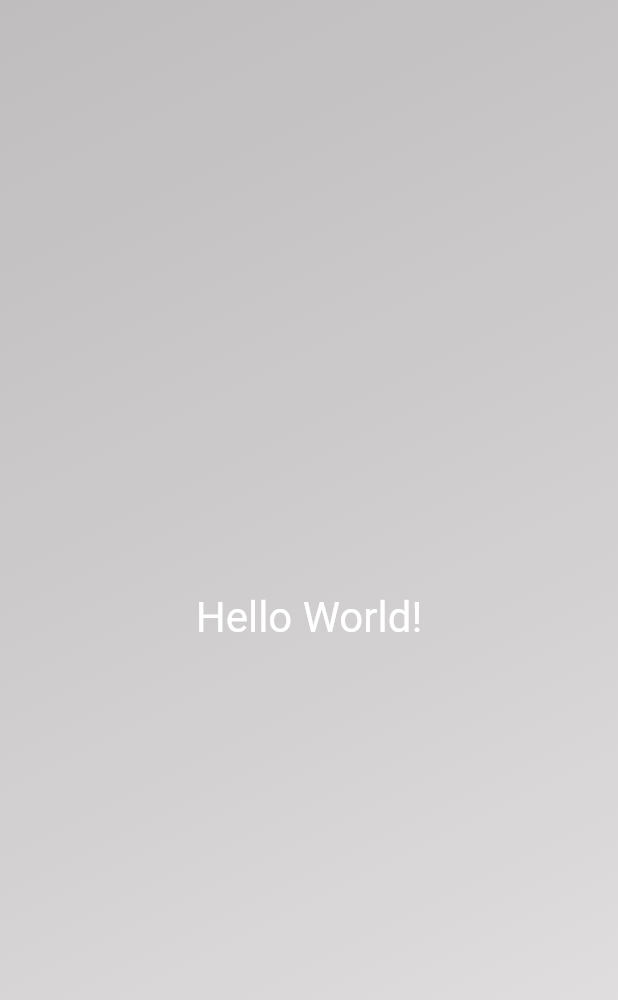
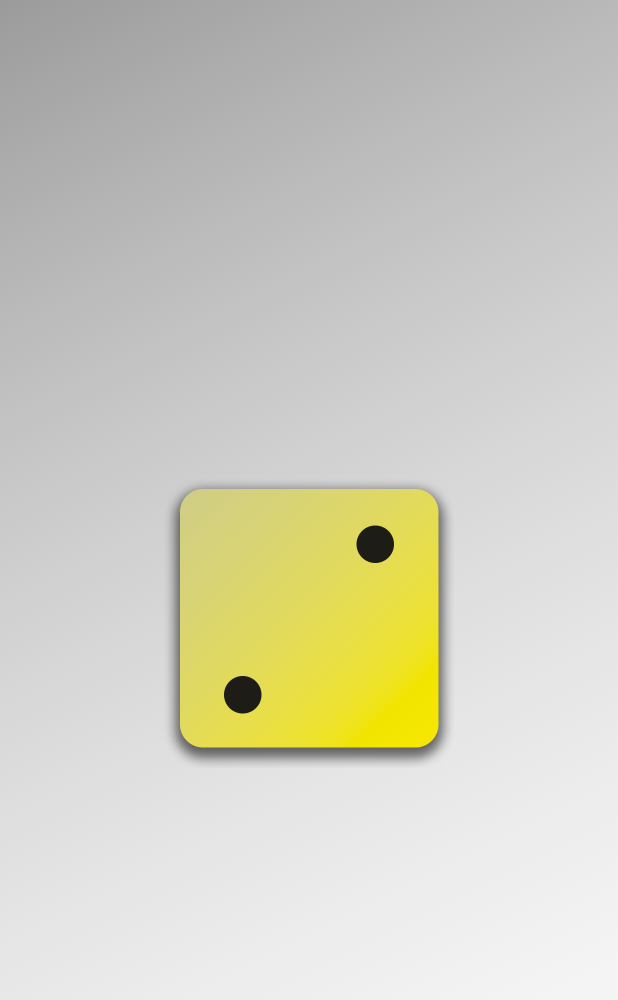
Before and after one commit to AlbertSigsbert/Flutter-Dart, a Flutter app: the screen it shows after launch, on a phone screen of 412 x 824 dp. Shown: the top 1000 px of the screen. Run offline on Flutter 3.47's test engine with Material 2 defaults, Android fonts, the phone set to English and light mode, and no system bars.

Commit message:
Adding Images

```diff
--- a/lib/gradient_container.dart
+++ b/lib/gradient_container.dart
@@ -1,21 +1,25 @@
-import 'package:first_app/styled_text.dart';
 import 'package:flutter/material.dart';
+// import 'package:first_app/styled_text.dart';
 
 class GradientContainer extends StatelessWidget {
   //constructor
-  const GradientContainer({super.key});
+  const GradientContainer(this.firstColor, this.secondColor,{super.key});
+
+  final Color firstColor;
+  final Color secondColor;
+
 
   @override
   Widget build(context) {
     return Container(
-      decoration: const BoxDecoration(
+      decoration: BoxDecoration(
         gradient: LinearGradient(colors: [
-          Color.fromARGB(95, 92, 87, 87),
-          Color.fromARGB(115, 207, 202, 202)
+           firstColor,
+           secondColor,
         ], begin: Alignment.topLeft, end: Alignment.bottomRight),
       ),
-      child: const Center(
-        child: StyledText('Hello World!')
+      child: Center(
+        child: Image.asset('assets/images/dice-2.png',width: 200)
       ),
     );
   }
--- a/lib/main.dart
+++ b/lib/main.dart
@@ -7,7 +7,7 @@ void main() {
     const MaterialApp(
       home: Scaffold(
           //backgroundColor: Color.fromARGB(223, 219, 210, 201),
-          body: GradientContainer()),
+          body: GradientContainer(Colors.black38,Colors.white12)),
     ),
   );
 }
```
Also changed, not shown: pubspec.yaml (+7 -3 lines), assets/images/dice-1.png (added), assets/images/dice-2.png (added), assets/images/dice-3.png (added), assets/images/dice-4.png (added), assets/images/dice-5.png (added), assets/images/dice-6.png (added).
